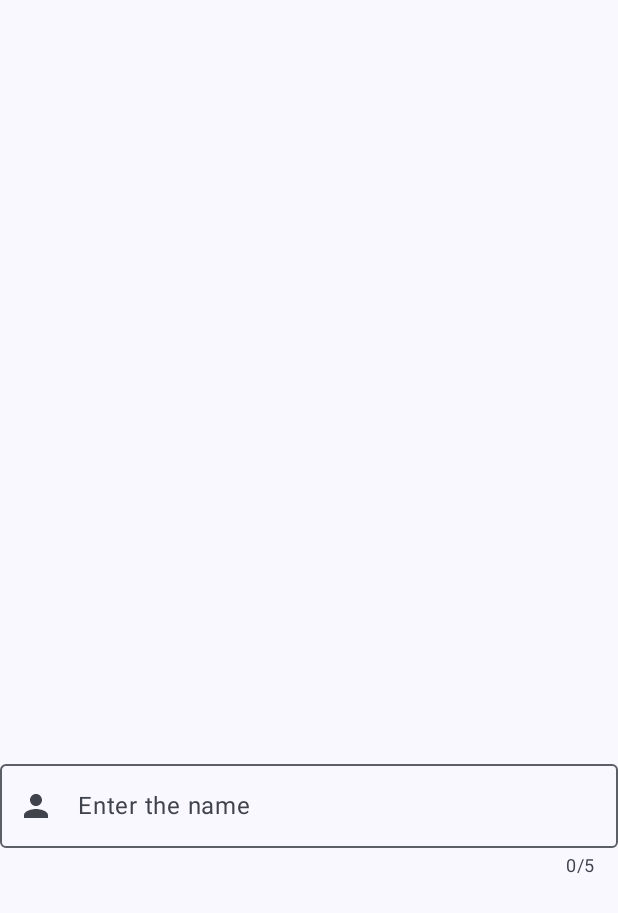
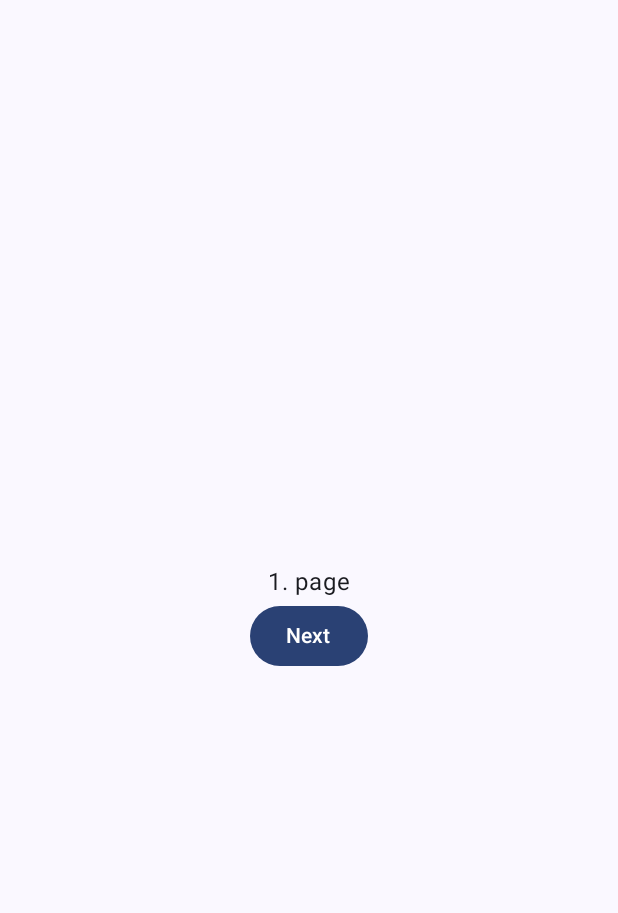
Before and after one commit to josephguluzada/JetpackCompose, an Android app built with Jetpack Compose: the screen it shows after launch (MainActivity), on a phone screen of 412 x 824 dp. Shown: the top 913 px of the screen. Run offline under Robolectric (Android 15) with nearby library versions, the phone set to English and light mode, and no system bars.

```diff
--- a/JetpackComposeLesson/app/build.gradle.kts
+++ b/JetpackComposeLesson/app/build.gradle.kts
@@ -67,4 +67,6 @@ dependencies {
     debugImplementation("androidx.compose.ui:ui-tooling")
     debugImplementation("androidx.compose.ui:ui-test-manifest")
     implementation ("androidx.compose.material:material-icons-extended")
+
+    implementation ("androidx.navigation:navigation-compose:2.6.0-rc01")
 }
--- /dev/null
+++ b/JetpackComposeLesson/app/src/main/java/com/example/jetpackcomposelesson/FirstPage.kt
@@ -0,0 +1,24 @@
+
+import androidx.compose.foundation.layout.Arrangement
+import androidx.compose.foundation.layout.Column
+import androidx.compose.foundation.layout.fillMaxSize
+import androidx.compose.material3.Button
+import androidx.compose.material3.Text
+import androidx.compose.runtime.Composable
+import androidx.compose.ui.Alignment
+import androidx.compose.ui.Modifier
+import androidx.navigation.NavController
+import androidx.navigation.Navigation
+
+@Composable
+fun FirstPage(navController: NavController){
+    Column(modifier = Modifier.fillMaxSize(),
+        horizontalAlignment = Alignment.CenterHorizontally,
+        verticalArrangement = Arrangement.Center) {
+        Text(text = "1. page")
+
+        Button(onClick = { navController.navigate("second_page") }) {
+            Text(text = "Next")
+        }
+    }
+}
--- a/JetpackComposeLesson/app/src/main/java/com/example/jetpackcomposelesson/MainActivity.kt
+++ b/JetpackComposeLesson/app/src/main/java/com/example/jetpackcomposelesson/MainActivity.kt
@@ -1,5 +1,6 @@
 package com.example.jetpackcomposelesson
 
+import FirstPage
 import android.os.Bundle
 import androidx.activity.ComponentActivity
 import androidx.activity.compose.setContent
@@ -41,6 +42,9 @@ import androidx.compose.ui.text.style.TextAlign
 import androidx.compose.ui.tooling.preview.Preview
 import androidx.compose.ui.unit.dp
 import androidx.compose.ui.unit.sp
+import androidx.navigation.compose.NavHost
+import androidx.navigation.compose.composable
+import androidx.navigation.compose.rememberNavController
 import com.example.jetpackcomposelesson.ui.theme.JetpackComposeLessonTheme
 
 class MainActivity : ComponentActivity() {
@@ -53,35 +57,27 @@ class MainActivity : ComponentActivity() {
                     modifier = Modifier.fillMaxSize(),
                     color = MaterialTheme.colorScheme.background
                 ) {
-                    Greeting()
+                    Routing()
                 }
             }
         }
     }
 }
 
+
+
 @Composable
-fun Greeting() {
-    var name by remember {
-        mutableStateOf("")
-    }
-    Column(modifier = Modifier.fillMaxSize(),
-        horizontalAlignment = Alignment.CenterHorizontally,
-        verticalArrangement = Arrangement.SpaceEvenly) {
-        Text(text = name, fontSize = 28.sp)
-        OutlinedTextField(
-            singleLine = true,
-            value = name,
-            onValueChange = { if(it.length <= 5) name = it },
-            label = { Text(text = "Enter the name") },
-            supportingText = {
-                Text(text = "${name.length}/5",
-                    modifier = Modifier.fillMaxWidth(),
-                    textAlign = TextAlign.End)
+fun Routing(){
+    val navController = rememberNavController()
 
-            }
-        , modifier = Modifier.fillMaxWidth(),
-            leadingIcon = {Icon(Icons.Filled.Person, contentDescription = "")})
+    NavHost(navController = navController, startDestination = "first_page"){
+        composable(route="first_page"){
+            FirstPage(navController)
+        }
+
+        composable(route="second_page"){
+            SecondPage(navController)
+        }
     }
 }
 
@@ -89,6 +85,6 @@ fun Greeting() {
 @Composable
 fun GreetingPreview() {
     JetpackComposeLessonTheme {
-        Greeting()
+        Routing()
     }
 }
--- /dev/null
+++ b/JetpackComposeLesson/app/src/main/java/com/example/jetpackcomposelesson/SecondPage.kt
@@ -0,0 +1,26 @@
+package com.example.jetpackcomposelesson
+
+import androidx.compose.foundation.layout.Arrangement
+import androidx.compose.foundation.layout.Column
+import androidx.compose.foundation.layout.fillMaxSize
+import androidx.compose.material3.Button
+import androidx.compose.material3.Text
+import androidx.compose.runtime.Composable
+import androidx.compose.ui.Alignment
+import androidx.compose.ui.Modifier
+import androidx.navigation.NavController
+
+@Composable
+fun SecondPage(navController: NavController){
+    Column(modifier = Modifier.fillMaxSize(),
+        horizontalAlignment = Alignment.CenterHorizontally,
+        verticalArrangement = Arrangement.Center) {
+        Text(text = "2. page")
+        Button(onClick = { navController.popBackStack() }) {
+            Text(text = "Back")
+        }
+//        Button(onClick = { navController.navigate("first_page") }) {
+//            Text(text = "Back")
+//        }
+    }
+}
```
